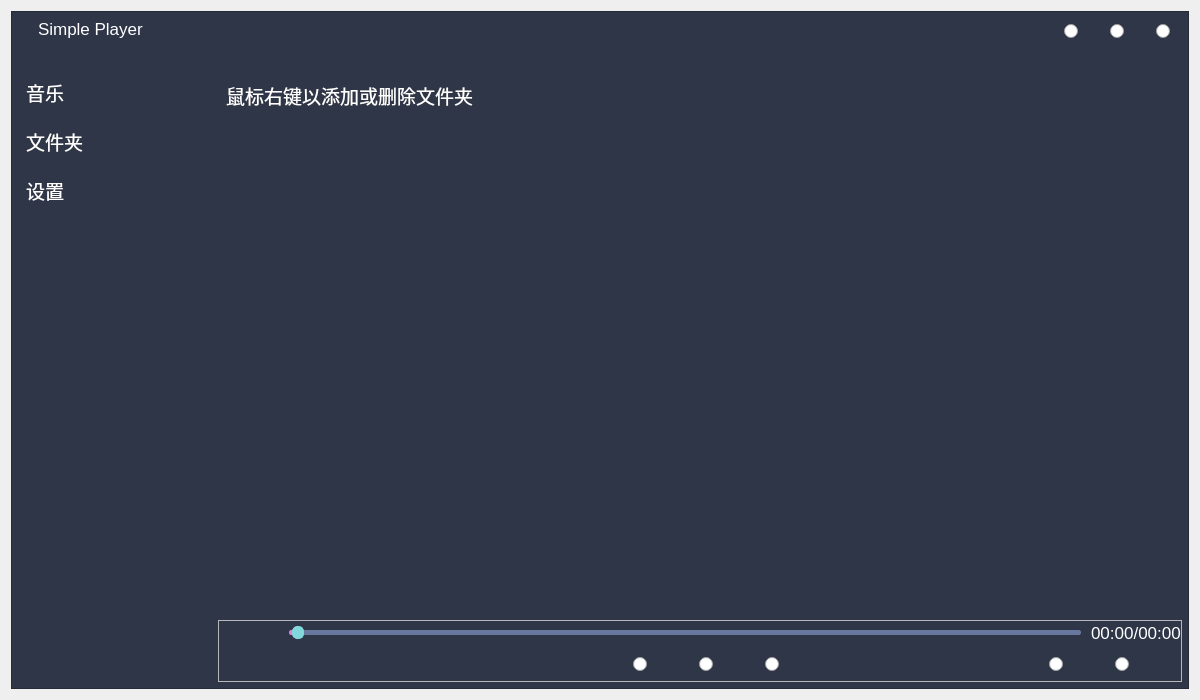
Qt form res/ui/main.ui (YorickFin/Simple-Player) before a commit.
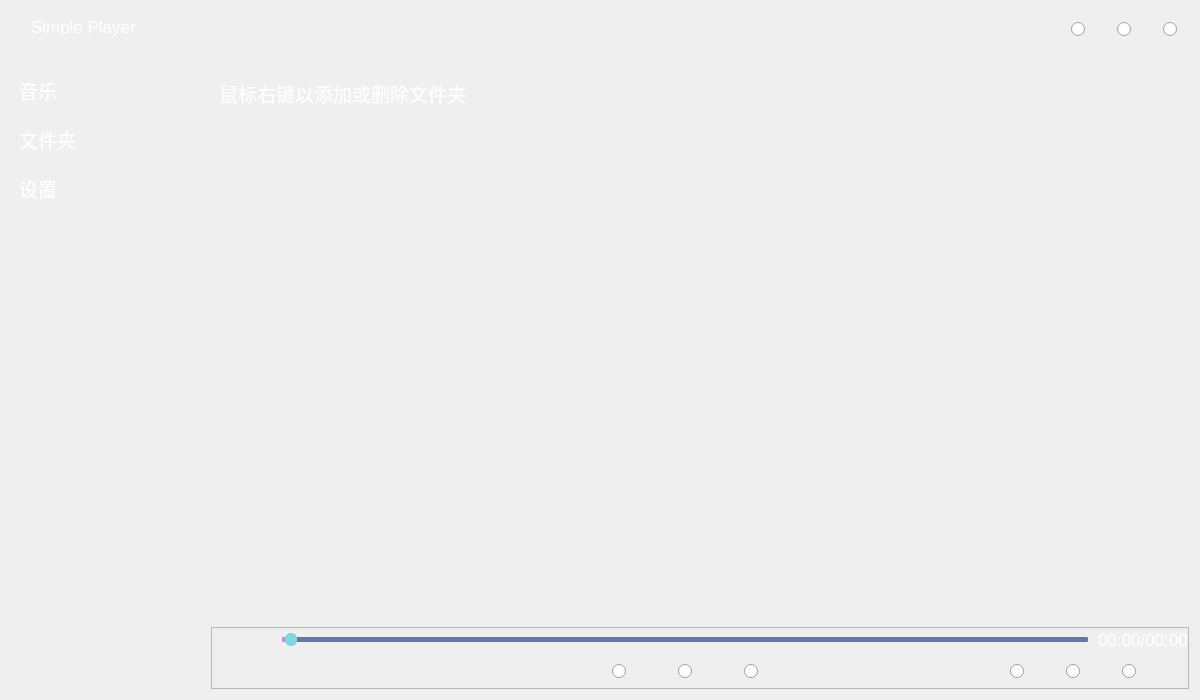
The same form after that commit. Icons and pictures are not drawn.

What changed in the file:
```diff
--- a/res/ui/main.ui
+++ b/res/ui/main.ui
@@ -22,14 +22,6 @@
 }
 
 
-/************************************ QFrame ************************************/
-
-QFrame#background
-{
-	background-color: #2F3648;
-}
-
-
 /************************************ QPushButton  ************************************/
 
 /*原始*/
@@ -109,7 +101,7 @@
 /*原始*/
 QTabWidget
 {
-	background-color: transparent;
+	background-color: #2F3648;
 }
 
 
@@ -472,6 +464,48 @@
 	padding-left: 1px
 }
 
+/************/
+
+/*原始*/
+QRadioButton#desktopLyricsRButton1::indicator:checked,
+QRadioButton#desktopLyricsRButton1::indicator:checked
+{
+	border-image: url(:/close_desktop_lyrics/img/close_desktop_lyrics.png);
+	width: 22px;
+	height: 22px;
+}
+
+QRadioButton#desktopLyricsRButton1::indicator:unchecked,
+QRadioButton#desktopLyricsRButton2::indicator:unchecked
+{
+	border-image: url(:/open_desktop_lyrics/img/open_desktop_lyrics.png);
+	width: 22px;
+	height: 22px;
+}
+
+/*悬停*/
+QRadioButton#desktopLyricsRButton1::indicator:checked:hover,
+QRadioButton#desktopLyricsRButton2::indicator:checked:hover
+{
+	border-image: url(:/close_desktop_lyrics/img/close_desktop_lyricss.png);
+	width: 22px;
+	height: 22px;
+}
+QRadioButton#desktopLyricsRButton1::indicator:unchecked:hover,
+QRadioButton#desktopLyricsRButton2::indicator:unchecked:hover
+{
+	border-image: url(:/open_desktop_lyrics/img/open_desktop_lyricss.png);
+	width: 22px;
+	height: 22px;
+}
+
+QRadioButton#desktopLyricsRButton1:pressed,
+QRadioButton#desktopLyricsRButton2:pressed
+{
+	padding-bottom: -2px;
+	padding-left: 1px
+}
+
 
 /************************************ QSlider ************************************/
 
@@ -601,25 +635,26 @@
   </property>
   <layout class="QHBoxLayout" name="FormLayout">
    <item>
-    <widget class="QFrame" name="background">
-     <property name="frameShape">
-      <enum>QFrame::Shape::StyledPanel</enum>
+    <widget class="QTabWidget" name="background">
+     <property name="currentIndex">
+      <number>0</number>
      </property>
-     <property name="frameShadow">
-      <enum>QFrame::Shadow::Raised</enum>
-     </property>
+     <widget class="QWidget" name="mainTab">
+      <attribute name="title">
+       <string/>
+      </attribute>
      <layout class="QVBoxLayout" name="verticalLayout_3">
       <property name="leftMargin">
-       <number>6</number>
+        <number>0</number>
       </property>
       <property name="topMargin">
-       <number>4</number>
+        <number>3</number>
       </property>
       <property name="rightMargin">
-       <number>6</number>
+        <number>0</number>
       </property>
       <property name="bottomMargin">
-       <number>6</number>
+        <number>0</number>
       </property>
       <item>
        <layout class="QHBoxLayout" name="horizontalLayout_1">
@@ -799,34 +834,12 @@
        </layout>
       </item>
       <item>
-       <widget class="QTabWidget" name="mainTabWidget">
-        <widget class="QWidget" name="mainTab">
-         <attribute name="title">
-          <string/>
-         </attribute>
-         <layout class="QVBoxLayout" name="verticalLayout_5">
-          <property name="spacing">
-           <number>0</number>
-          </property>
-          <property name="leftMargin">
-           <number>0</number>
-          </property>
-          <property name="topMargin">
-           <number>0</number>
-          </property>
-          <property name="rightMargin">
-           <number>0</number>
-          </property>
-          <property name="bottomMargin">
-           <number>0</number>
-          </property>
-          <item>
-           <spacer name="verticalSpacer_2">
+        <spacer name="verticalSpacer">
             <property name="orientation">
              <enum>Qt::Orientation::Vertical</enum>
             </property>
             <property name="sizeType">
-             <enum>QSizePolicy::Policy::Fixed</enum>
+          <enum>QSizePolicy::Policy::Minimum</enum>
             </property>
             <property name="sizeHint" stdset="0">
              <size>
@@ -1302,6 +1315,19 @@
                        </property>
                       </spacer>
                      </item>
+                  <item>
+                   <spacer name="horizontalSpacer_17">
+                    <property name="orientation">
+                     <enum>Qt::Orientation::Horizontal</enum>
+                    </property>
+                    <property name="sizeHint" stdset="0">
+                     <size>
+                      <width>40</width>
+                      <height>20</height>
+                     </size>
+                    </property>
+                   </spacer>
+                  </item>
                      <item>
                       <spacer name="horizontalSpacer_14">
                        <property name="orientation">
@@ -1315,17 +1341,33 @@
                        </property>
                       </spacer>
                      </item>
+                  <item>
+                   <widget class="QRadioButton" name="desktopLyricsRButton1">
+                    <property name="minimumSize">
+                     <size>
+                      <width>26</width>
+                      <height>26</height>
+                     </size>
+                    </property>
+                    <property name="text">
+                     <string/>
+                    </property>
+                    <attribute name="buttonGroup">
+                     <string notr="true">RButtonGroup</string>
+                    </attribute>
+                   </widget>
+                  </item>
                      <item>
                       <spacer name="horizontalSpacer_3">
                        <property name="orientation">
                         <enum>Qt::Orientation::Horizontal</enum>
                        </property>
                        <property name="sizeType">
-                        <enum>QSizePolicy::Policy::Expanding</enum>
+                     <enum>QSizePolicy::Policy::Fixed</enum>
                        </property>
                        <property name="sizeHint" stdset="0">
                         <size>
-                         <width>40</width>
+                      <width>30</width>
                          <height>20</height>
                         </size>
                        </property>
@@ -1363,7 +1405,7 @@
                        </property>
                        <property name="sizeHint" stdset="0">
                         <size>
-                         <width>40</width>
+                      <width>30</width>
                          <height>20</height>
                         </size>
                        </property>
@@ -1429,9 +1471,6 @@
       </item>
      </layout>
     </widget>
-   </item>
-  </layout>
- </widget>
  <resources>
   <include location="../qrc/main.qrc"/>
  </resources>
```
Left out of the diff: 18 changed lines with no effect on the pictures. Lines whose indentation alone changed are shown as unchanged.
